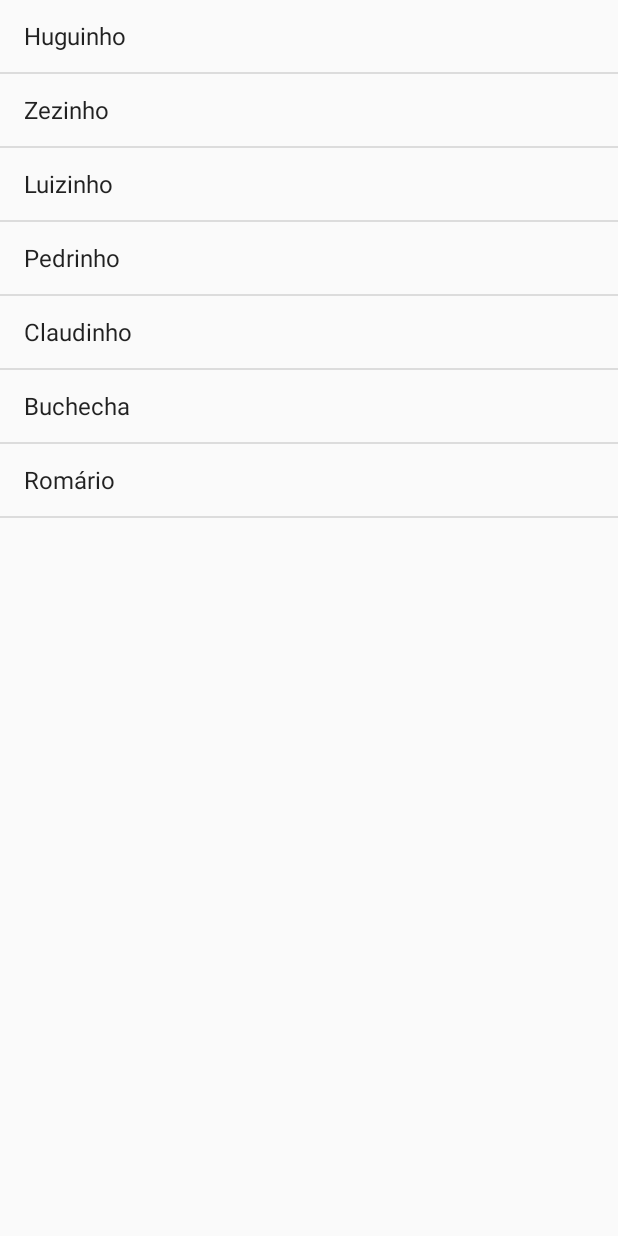
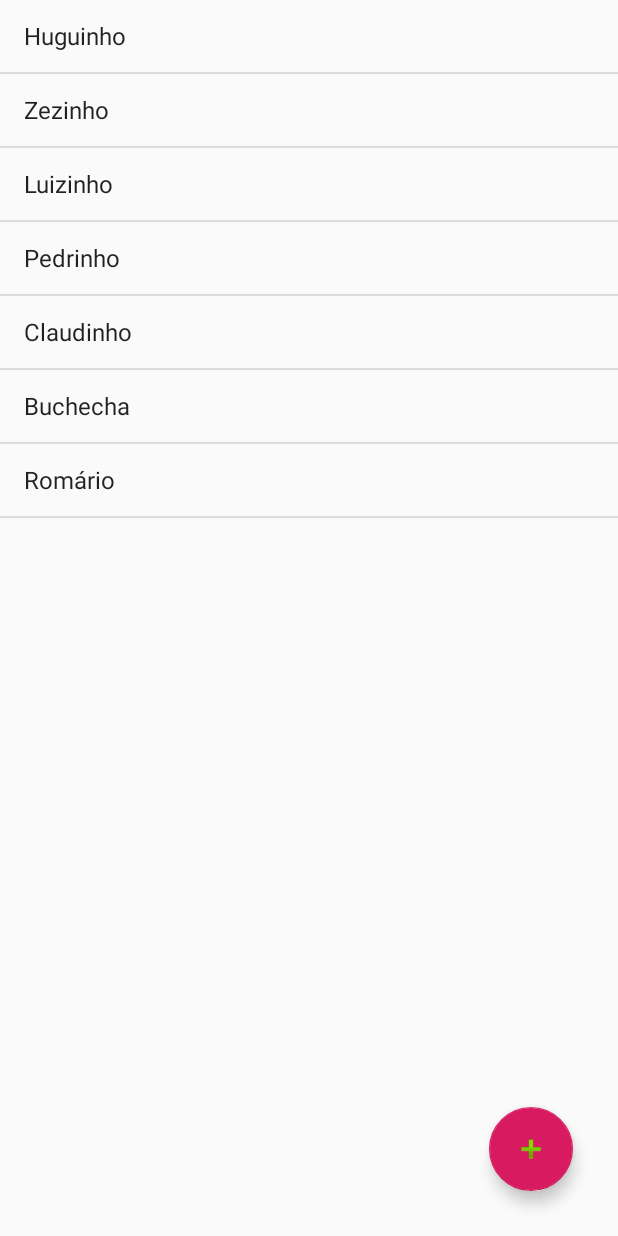
Before and after one commit to Bendazzoli/CursoAndroid, an Android app: the screen it shows after launch (MainActivity), on a phone screen of 412 x 824 dp. Run offline under Robolectric (Android 15) with nearby library versions, the phone set to English and light mode, and no system bars.

Commit message:
Implementando o floatingActionButton

```diff
--- a/AgendaDeAlunos/app/build.gradle
+++ b/AgendaDeAlunos/app/build.gradle
@@ -25,4 +25,5 @@ dependencies {
     testImplementation 'junit:junit:4.12'
     androidTestImplementation 'androidx.test:runner:1.1.1'
     androidTestImplementation 'androidx.test.espresso:espresso-core:3.1.1'
+    implementation 'com.google.android.material:material:1.0.0'
 }
--- a/AgendaDeAlunos/app/src/main/res/layout/activity_main.xml
+++ b/AgendaDeAlunos/app/src/main/res/layout/activity_main.xml
@@ -1,11 +1,25 @@
 <?xml version="1.0" encoding="utf-8"?>
-<LinearLayout xmlns:android="http://schemas.android.com/apk/res/android"
+<RelativeLayout xmlns:android="http://schemas.android.com/apk/res/android"
+    xmlns:app="http://schemas.android.com/apk/res-auto"
     xmlns:tools="http://schemas.android.com/tools"
-    android:orientation="vertical" android:layout_width="match_parent"
-    android:layout_height="match_parent">
+    android:layout_width="match_parent"
+    android:layout_height="match_parent" >
+
+    <com.google.android.material.floatingactionbutton.FloatingActionButton
+        android:id="@+id/floatingActionButtonAddAlunos"
+        android:layout_width="wrap_content"
+        android:layout_height="wrap_content"
+        android:layout_alignParentEnd="true"
+        android:layout_alignParentBottom="true"
+        android:layout_marginEnd="30dp"
+        android:layout_marginBottom="30dp"
+        android:clickable="true"
+        app:srcCompat="@android:drawable/ic_input_add" />
 
     <ListView
         android:id="@+id/activity_main_lista_de_alunos"
         android:layout_width="match_parent"
-        android:layout_height="match_parent" />
-</LinearLayout>
+        android:layout_height="match_parent">
+
+    </ListView>
+</RelativeLayout>
```
